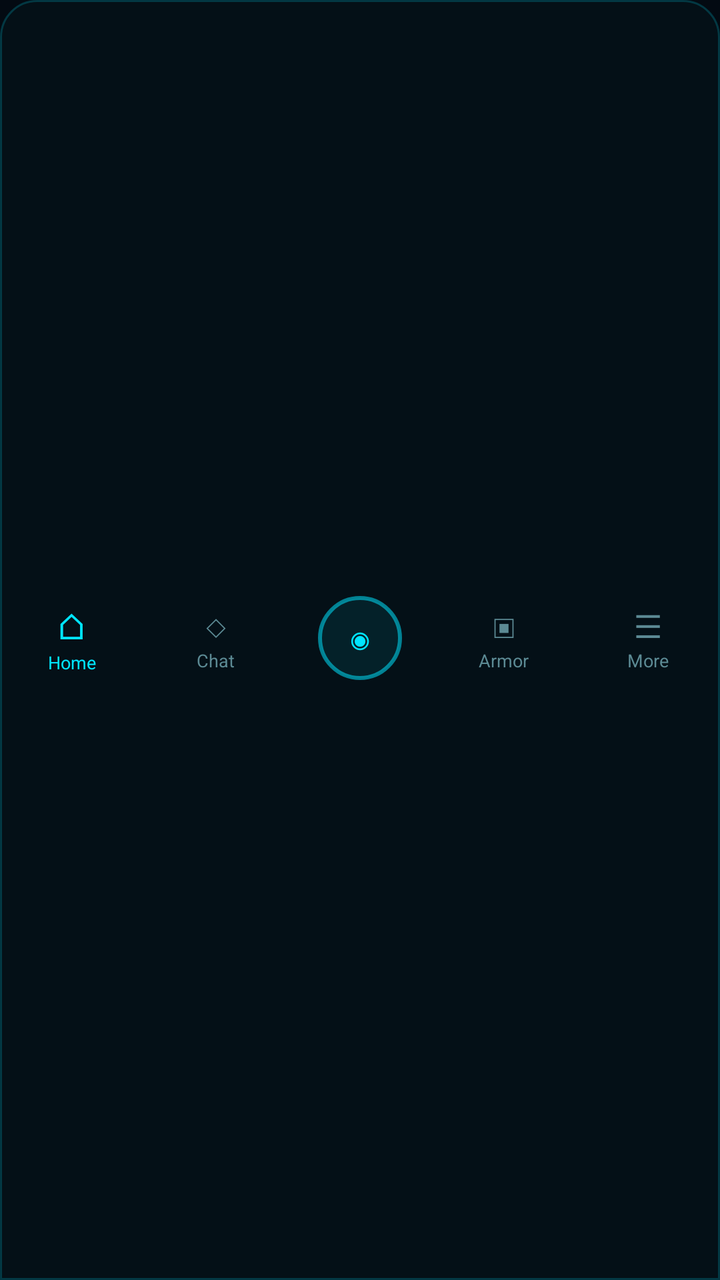
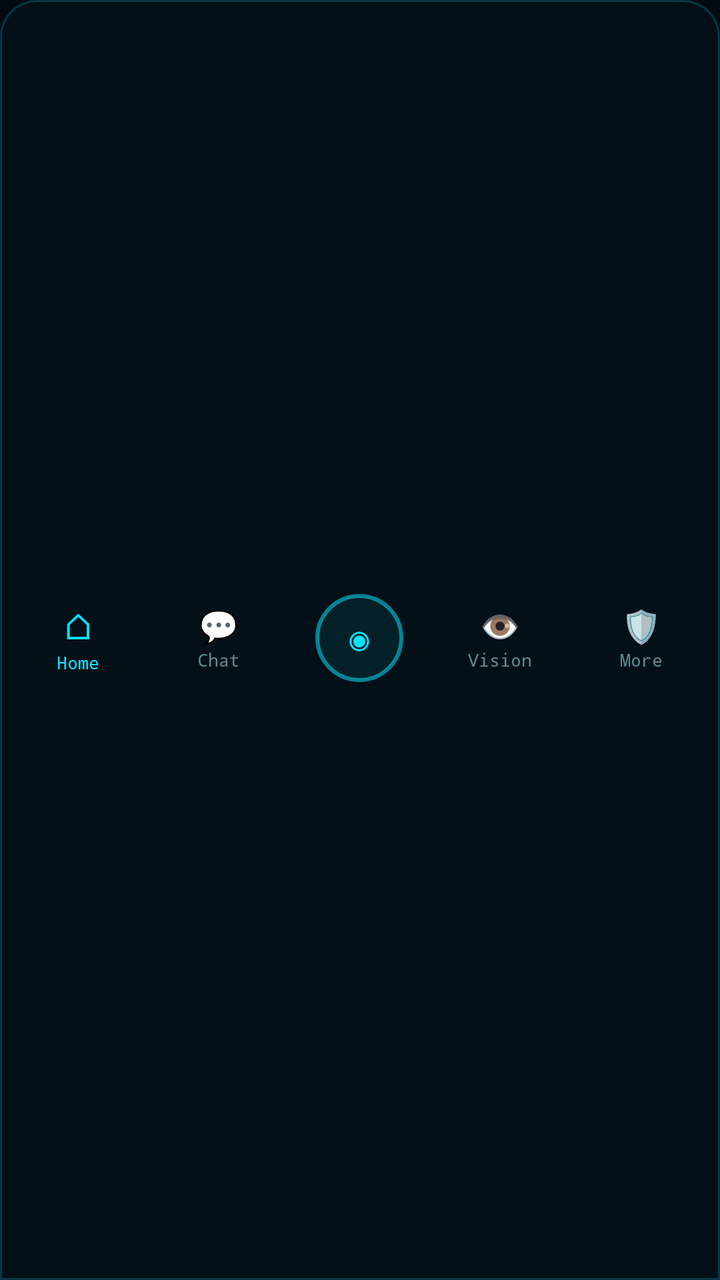

Two renders of the same Android screen: before a commit and after it. Below are the layout's source before the change and the commit's diff.
<!-- AndroidManifest.xml: application theme Theme.Jarvis -->
<!-- res/layout/include_bottom_nav.xml -->
<?xml version="1.0" encoding="utf-8"?>
<LinearLayout xmlns:android="http://schemas.android.com/apk/res/android"
    android:id="@+id/bottomNav"
    android:layout_width="match_parent"
    android:layout_height="60dp"
    android:orientation="horizontal"
    android:gravity="center"
    android:background="@drawable/bg_jg_bottom_nav"
    android:paddingTop="6dp"
    android:paddingBottom="8dp">

    <LinearLayout android:id="@+id/navHome" android:layout_width="0dp" android:layout_height="match_parent"
        android:layout_weight="1" android:orientation="vertical" android:gravity="center"
        android:background="?android:attr/selectableItemBackgroundBorderless">
        <TextView android:layout_width="wrap_content" android:layout_height="wrap_content"
            android:text="⌂" android:textColor="#00E5FF" android:textSize="18sp"/>
        <TextView android:layout_width="wrap_content" android:layout_height="wrap_content"
            android:text="Home" android:textColor="#00E5FF" android:textSize="9sp"/>
    </LinearLayout>

    <LinearLayout android:id="@+id/navChat" android:layout_width="0dp" android:layout_height="match_parent"
        android:layout_weight="1" android:orientation="vertical" android:gravity="center"
        android:background="?android:attr/selectableItemBackgroundBorderless">
        <TextView android:layout_width="wrap_content" android:layout_height="wrap_content"
            android:text="◇" android:textColor="#5C8A94" android:textSize="16sp"/>
        <TextView android:layout_width="wrap_content" android:layout_height="wrap_content"
            android:text="Chat" android:textColor="#5C8A94" android:textSize="9sp"/>
    </LinearLayout>

    <LinearLayout android:id="@+id/navMic" android:layout_width="0dp" android:layout_height="match_parent"
        android:layout_weight="1" android:orientation="vertical" android:gravity="center"
        android:background="?android:attr/selectableItemBackgroundBorderless">
        <TextView android:layout_width="42dp" android:layout_height="42dp"
            android:gravity="center" android:text="◉" android:textColor="#00E5FF"
            android:textSize="20sp" android:background="@drawable/bg_jg_reactor_ring"/>
    </LinearLayout>

    <LinearLayout android:id="@+id/navArmor" android:layout_width="0dp" android:layout_height="match_parent"
        android:layout_weight="1" android:orientation="vertical" android:gravity="center"
        android:background="?android:attr/selectableItemBackgroundBorderless">
        <TextView android:layout_width="wrap_content" android:layout_height="wrap_content"
            android:text="▣" android:textColor="#5C8A94" android:textSize="16sp"/>
        <TextView android:layout_width="wrap_content" android:layout_height="wrap_content"
            android:text="Armor" android:textColor="#5C8A94" android:textSize="9sp"/>
    </LinearLayout>

    <LinearLayout android:id="@+id/navSettings" android:layout_width="0dp" android:layout_height="match_parent"
        android:layout_weight="1" android:orientation="vertical" android:gravity="center"
        android:background="?android:attr/selectableItemBackgroundBorderless">
        <TextView android:layout_width="wrap_content" android:layout_height="wrap_content"
            android:text="☰" android:textColor="#5C8A94" android:textSize="16sp"/>
        <TextView android:layout_width="wrap_content" android:layout_height="wrap_content"
            android:text="More" android:textColor="#5C8A94" android:textSize="9sp"/>
    </LinearLayout>
</LinearLayout>
<!-- resources referenced by this layout -->
<resources>
  <!-- drawable bg_jg_bottom_nav (drawable) -->
  <?xml version="1.0" encoding="utf-8"?>
  <shape xmlns:android="http://schemas.android.com/apk/res/android" android:shape="rectangle">
      <solid android:color="#F0051018"/>
      <stroke android:width="1dp" android:color="#3300E5FF"/>
      <corners android:topLeftRadius="18dp" android:topRightRadius="18dp"/>
  </shape>
  <!-- drawable bg_jg_reactor_ring (drawable) -->
  <?xml version="1.0" encoding="utf-8"?>
  <shape xmlns:android="http://schemas.android.com/apk/res/android" android:shape="oval">
      <stroke android:width="2dp" android:color="#8800E5FF"/>
      <solid android:color="#1400E5FF"/>
  </shape>
  <style name="Theme.Jarvis" parent="Theme.AppCompat.NoActionBar">
          <item name="android:statusBarColor">#030A12</item>
          <item name="android:navigationBarColor">#030A12</item>
          <item name="android:windowBackground">#030A12</item>
          <item name="colorPrimary">#00E5FF</item>
          <item name="colorPrimaryDark">#030A12</item>
          <item name="colorAccent">#00E5FF</item>
          <item name="android:colorBackground">#030A12</item>
          <item name="android:windowLightStatusBar">false</item>
          <item name="android:textColorPrimary">#E8F7FF</item>
          <item name="android:textColorSecondary">#6B9AAB</item>
      </style>
</resources>

<!-- the commit's change to res/layout/include_bottom_nav.xml (unified diff, before → after) -->
@@ -6,50 +6,119 @@
     android:orientation="horizontal"
     android:gravity="center"
     android:background="@drawable/bg_jg_bottom_nav"
-    android:paddingTop="6dp"
-    android:paddingBottom="8dp">
+    android:paddingTop="4dp"
+    android:paddingBottom="6dp"
+    android:paddingStart="4dp"
+    android:paddingEnd="4dp">
 
-    <LinearLayout android:id="@+id/navHome" android:layout_width="0dp" android:layout_height="match_parent"
-        android:layout_weight="1" android:orientation="vertical" android:gravity="center"
+    <LinearLayout
+        android:id="@+id/navHome"
+        android:layout_width="0dp"
+        android:layout_height="match_parent"
+        android:layout_weight="1"
+        android:orientation="vertical"
+        android:gravity="center"
         android:background="?android:attr/selectableItemBackgroundBorderless">
-        <TextView android:layout_width="wrap_content" android:layout_height="wrap_content"
-            android:text="⌂" android:textColor="#00E5FF" android:textSize="18sp"/>
-        <TextView android:layout_width="wrap_content" android:layout_height="wrap_content"
-            android:text="Home" android:textColor="#00E5FF" android:textSize="9sp"/>
+        <TextView
+            android:layout_width="wrap_content"
+            android:layout_height="wrap_content"
+            android:text="⌂"
+            android:textColor="#00E5FF"
+            android:textSize="18sp" />
+        <TextView
+            android:layout_width="wrap_content"
+            android:layout_height="wrap_content"
+            android:text="Home"
+            android:textColor="#00E5FF"
+            android:textSize="9sp"
+            android:fontFamily="monospace" />
     </LinearLayout>
 
-    <LinearLayout android:id="@+id/navChat" android:layout_width="0dp" android:layout_height="match_parent"
-        android:layout_weight="1" android:orientation="vertical" android:gravity="center"
+    <LinearLayout
+        android:id="@+id/navChat"
+        android:layout_width="0dp"
+        android:layout_height="match_parent"
+        android:layout_weight="1"
+        android:orientation="vertical"
+        android:gravity="center"
         android:background="?android:attr/selectableItemBackgroundBorderless">
-        <TextView android:layout_width="wrap_content" android:layout_height="wrap_content"
-            android:text="◇" android:textColor="#5C8A94" android:textSize="16sp"/>
-        <TextView android:layout_width="wrap_content" android:layout_height="wrap_content"
-            android:text="Chat" android:textColor="#5C8A94" android:textSize="9sp"/>
+        <TextView
+            android:layout_width="wrap_content"
+            android:layout_height="wrap_content"
+            android:text="💬"
+            android:textColor="#5C8A94"
+            android:textSize="16sp" />
+        <TextView
+            android:layout_width="wrap_content"
+            android:layout_height="wrap_content"
+            android:text="Chat"
+            android:textColor="#5C8A94"
+            android:textSize="9sp"
+            android:fontFamily="monospace" />
     </LinearLayout>
 
-    <LinearLayout android:id="@+id/navMic" android:layout_width="0dp" android:layout_height="match_parent"
-        android:layout_weight="1" android:orientation="vertical" android:gravity="center"
+    
+    <LinearLayout
+        android:id="@+id/navMic"
+        android:layout_width="0dp"
+        android:layout_height="match_parent"
+        android:layout_weight="1"
+        android:orientation="vertical"
+        android:gravity="center"
         android:background="?android:attr/selectableItemBackgroundBorderless">
-        <TextView android:layout_width="42dp" android:layout_height="42dp"
-            android:gravity="center" android:text="◉" android:textColor="#00E5FF"
-            android:textSize="20sp" android:background="@drawable/bg_jg_reactor_ring"/>
+        <TextView
+            android:layout_width="44dp"
+            android:layout_height="44dp"
+            android:gravity="center"
+            android:text="◉"
+            android:textColor="#00E5FF"
+            android:textSize="22sp"
+            android:background="@drawable/bg_jg_reactor_ring" />
     </LinearLayout>
 
-    <LinearLayout android:id="@+id/navArmor" android:layout_width="0dp" android:layout_height="match_parent"
-        android:layout_weight="1" android:orientation="vertical" android:gravity="center"
+    <LinearLayout
+        android:id="@+id/navArmor"
+        android:layout_width="0dp"
+        android:layout_height="match_parent"
+        android:layout_weight="1"
+        android:orientation="vertical"
+        android:gravity="center"
         android:background="?android:attr/selectableItemBackgroundBorderless">
-        <TextView android:layout_width="wrap_content" android:layout_height="wrap_content"
-            android:text="▣" android:textColor="#5C8A94" android:textSize="16sp"/>
-        <TextView android:layout_width="wrap_content" android:layout_height="wrap_content"
-            android:text="Armor" android:textColor="#5C8A94" android:textSize="9sp"/>
+        <TextView
+            android:layout_width="wrap_content"
+            android:layout_height="wrap_content"
+            android:text="👁"
+            android:textColor="#5C8A94"
+            android:textSize="16sp" />
+        <TextView
+            android:layout_width="wrap_content"
+            android:layout_height="wrap_content"
+            android:text="Vision"
+            android:textColor="#5C8A94"
+            android:textSize="9sp"
+            android:fontFamily="monospace" />
     </LinearLayout>
 
-    <LinearLayout android:id="@+id/navSettings" android:layout_width="0dp" android:layout_height="match_parent"
-        android:layout_weight="1" android:orientation="vertical" android:gravity="center"
+    <LinearLayout
+        android:id="@+id/navSettings"
+        android:layout_width="0dp"
+        android:layout_height="match_parent"
+        android:layout_weight="1"
+        android:orientation="vertical"
+        android:gravity="center"
         android:background="?android:attr/selectableItemBackgroundBorderless">
-        <TextView android:layout_width="wrap_content" android:layout_height="wrap_content"
-            android:text="☰" android:textColor="#5C8A94" android:textSize="16sp"/>
-        <TextView android:layout_width="wrap_content" android:layout_height="wrap_content"
-            android:text="More" android:textColor="#5C8A94" android:textSize="9sp"/>
+        <TextView
+            android:layout_width="wrap_content"
+            android:layout_height="wrap_content"
+            android:text="🛡"
+            android:textColor="#5C8A94"
+            android:textSize="16sp" />
+        <TextView
+            android:layout_width="wrap_content"
+            android:layout_height="wrap_content"
+            android:text="More"
+            android:textColor="#5C8A94"
+            android:textSize="9sp"
+            android:fontFamily="monospace" />
     </LinearLayout>
 </LinearLayout>
